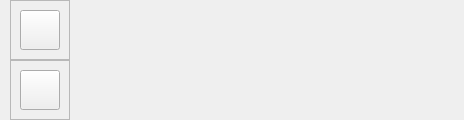
analogdevicesinc/scopy, file core/ui/devicebrowser.ui: the form before one commit.
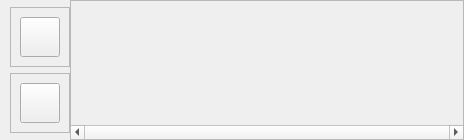
The form after the commit. Icons and pictures are not drawn.

Commit message: core/devicebrowser: Added horizontal scroll bar.

Patch:
```diff
--- a/core/ui/devicebrowser.ui
+++ b/core/ui/devicebrowser.ui
@@ -7,11 +7,11 @@
     <x>0</x>
     <y>0</y>
     <width>464</width>
-    <height>108</height>
+    <height>140</height>
    </rect>
   </property>
   <property name="sizePolicy">
-   <sizepolicy hsizetype="Maximum" vsizetype="Maximum">
+   <sizepolicy hsizetype="Expanding" vsizetype="Maximum">
     <horstretch>0</horstretch>
     <verstretch>0</verstretch>
    </sizepolicy>
@@ -42,7 +42,26 @@
     <number>0</number>
    </property>
    <item>
+    <widget class="QWidget" name="btnsWidget" native="true">
+     <property name="sizePolicy">
+      <sizepolicy hsizetype="Fixed" vsizetype="Fixed">
+       <horstretch>0</horstretch>
+       <verstretch>0</verstretch>
+      </sizepolicy>
+     </property>
     <layout class="QVBoxLayout" name="verticalLayout">
+      <property name="leftMargin">
+       <number>0</number>
+      </property>
+      <property name="topMargin">
+       <number>0</number>
+      </property>
+      <property name="rightMargin">
+       <number>0</number>
+      </property>
+      <property name="bottomMargin">
+       <number>0</number>
+      </property>
      <item>
       <spacer name="verticalSpacer_2">
        <property name="orientation">
@@ -59,7 +78,7 @@
      <item>
       <widget class="QFrame" name="containerHome">
        <property name="sizePolicy">
-        <sizepolicy hsizetype="Preferred" vsizetype="Preferred">
+         <sizepolicy hsizetype="Fixed" vsizetype="Fixed">
          <horstretch>0</horstretch>
          <verstretch>0</verstretch>
         </sizepolicy>
@@ -131,7 +150,7 @@
      <item>
       <widget class="QFrame" name="containerAdd">
        <property name="sizePolicy">
-        <sizepolicy hsizetype="Preferred" vsizetype="Preferred">
+         <sizepolicy hsizetype="Fixed" vsizetype="Fixed">
          <horstretch>0</horstretch>
          <verstretch>0</verstretch>
         </sizepolicy>
@@ -211,35 +230,78 @@
       </spacer>
      </item>
     </layout>
-   </item>
-   <item>
-    <widget class="QWidget" name="wDeviceBrowserMenu" native="true">
-     <property name="sizePolicy">
-      <sizepolicy hsizetype="Maximum" vsizetype="Maximum">
-       <horstretch>0</horstretch>
-       <verstretch>0</verstretch>
-      </sizepolicy>
-     </property>
     </widget>
    </item>
    <item>
-    <spacer name="horizontalSpacer">
+    <widget class="QScrollArea" name="scrollArea">
+     <property name="sizePolicy">
+      <sizepolicy hsizetype="Expanding" vsizetype="Preferred">
+       <horstretch>0</horstretch>
+       <verstretch>0</verstretch>
+      </sizepolicy>
+     </property>
+     <property name="verticalScrollBarPolicy">
+      <enum>Qt::ScrollBarPolicy::ScrollBarAlwaysOff</enum>
+     </property>
+     <property name="horizontalScrollBarPolicy">
+      <enum>Qt::ScrollBarPolicy::ScrollBarAlwaysOn</enum>
+     </property>
+     <property name="sizeAdjustPolicy">
+      <enum>QAbstractScrollArea::SizeAdjustPolicy::AdjustToContents</enum>
+     </property>
+     <property name="widgetResizable">
+      <bool>true</bool>
+     </property>
+     <widget class="QWidget" name="wDeviceBrowserMenu">
+      <property name="geometry">
+       <rect>
+        <x>0</x>
+        <y>0</y>
+        <width>392</width>
+        <height>124</height>
+       </rect>
+      </property>
+      <property name="sizePolicy">
+       <sizepolicy hsizetype="Expanding" vsizetype="Preferred">
+        <horstretch>0</horstretch>
+        <verstretch>0</verstretch>
+       </sizepolicy>
+      </property>
+      <layout class="QHBoxLayout" name="horizontalLayout_2">
+       <property name="bottomMargin">
+        <number>0</number>
+       </property>
+       <item>
+        <spacer name="hSpacer">
      <property name="orientation">
       <enum>Qt::Orientation::Horizontal</enum>
      </property>
      <property name="sizeHint" stdset="0">
       <size>
-       <width>40</width>
-       <height>20</height>
+           <width>0</width>
+           <height>0</height>
       </size>
      </property>
     </spacer>
    </item>
+      </layout>
+     </widget>
+    </widget>
+   </item>
    <item>
     <layout class="QVBoxLayout" name="verticalLayout_2">
      <property name="leftMargin">
       <number>0</number>
      </property>
+      <property name="topMargin">
+       <number>0</number>
+      </property>
+      <property name="rightMargin">
+       <number>0</number>
+      </property>
+      <property name="bottomMargin">
+       <number>0</number>
+      </property>
      <item>
       <spacer name="verticalSpacer">
        <property name="orientation">
@@ -247,7 +309,7 @@
        </property>
        <property name="sizeHint" stdset="0">
         <size>
-         <width>20</width>
+          <width>0</width>
          <height>40</height>
         </size>
        </property>
```
Left out of the diff: 22 changed lines with no effect on the pictures. Lines whose indentation alone changed are shown as unchanged. The commit also changes 2 other files.
